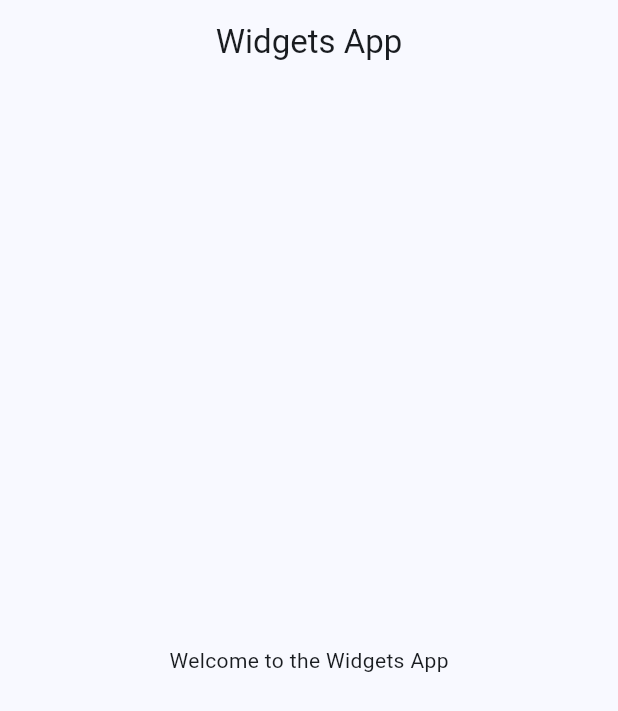
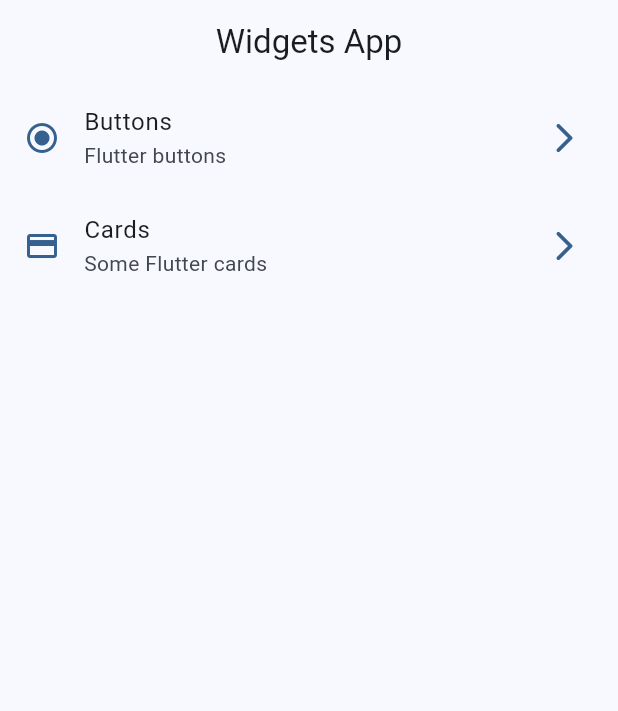
Before and after one commit to carlosmdez/widgets_app, a Flutter app: the screen it shows after launch, on a phone screen of 412 x 824 dp. Shown: the top 711 px of the screen. Run offline on Flutter 3.47's test engine with Material 3 defaults, Android fonts, the phone set to English and light mode, and no system bars.

Commit message:
Fix route paths and add new screens

```diff
--- a/lib/config/menu/menu_item.dart
+++ b/lib/config/menu/menu_item.dart
@@ -18,13 +18,13 @@ const appMenuItems = <MenuItem>[
   MenuItem(
     title: 'Buttons',
     subTitle: 'Flutter buttons',
-    route: '/butons',
+    route: '/buttons',
     icon: Icons.radio_button_checked,
   ),
   MenuItem(
     title: 'Cards',
     subTitle: 'Some Flutter cards',
-    route: '/card',
+    route: '/cards',
     icon: Icons.credit_card,
   ),
 ];
--- a/lib/main.dart
+++ b/lib/main.dart
@@ -1,5 +1,7 @@
 import 'package:flutter/material.dart';
 import 'package:widgets_app/config/theme/app_theme.dart';
+import 'package:widgets_app/screens/buttons/buttons_screen.dart';
+import 'package:widgets_app/screens/cards/cards_screen.dart';
 import 'package:widgets_app/screens/home/home_screen.dart';
 
 void main() {
@@ -12,6 +14,10 @@ class MainApp extends StatelessWidget {
   @override
   Widget build(BuildContext context) {
     return MaterialApp(
+      routes: {
+        '/buttons': (context) => const ButtonsScreen(),
+        '/cards': (context) => const CardsScreen(),
+      },
       debugShowCheckedModeBanner: false,
       theme: AppTheme(selectedColor: 0).getTheme(),
       home: const HomeScreen(),
--- a/lib/screens/home/home_screen.dart
+++ b/lib/screens/home/home_screen.dart
@@ -1,4 +1,6 @@
 import 'package:flutter/material.dart';
+import 'package:widgets_app/config/menu/menu_item.dart';
+import 'package:widgets_app/screens/cards/cards_screen.dart';
 
 class HomeScreen extends StatelessWidget {
   const HomeScreen({super.key});
@@ -9,9 +11,49 @@ class HomeScreen extends StatelessWidget {
       appBar: AppBar(
         title: const Text('Widgets App'),
       ),
-      body: const Center(
-        child: Text('Welcome to the Widgets App'),
-      ),
+      body: _HomeView(),
     );
   }
 }
+
+class _HomeView extends StatelessWidget {
+  @override
+  Widget build(BuildContext context) {
+    return ListView.builder(
+      itemCount: appMenuItems.length,
+      itemBuilder: (context, index) {
+        final item = appMenuItems[index];
+        return _CustomListTile(item: item);
+      },
+    );
+  }
+}
+
+class _CustomListTile extends StatelessWidget {
+  const _CustomListTile({
+    required this.item,
+  });
+
+  final MenuItem item;
+
+  @override
+  Widget build(BuildContext context) {
+    final colors = Theme.of(context).colorScheme;
+
+    return ListTile(
+      leading: Icon(
+        item.icon,
+        color: colors.primary,
+      ),
+      trailing: Icon(
+        Icons.arrow_forward_ios_rounded,
+        color: colors.primary,
+      ),
+      title: Text(item.title),
+      subtitle: Text(item.subTitle),
+      onTap: () {
+        Navigator.pushNamed(context, item.route);
+      },
+    );
+  }
+}
```
Also changed, not shown: lib/screens/buttons/buttons_screen.dart (added, +15 -0 lines), lib/screens/cards/cards_screen.dart (added, +15 -0 lines).
